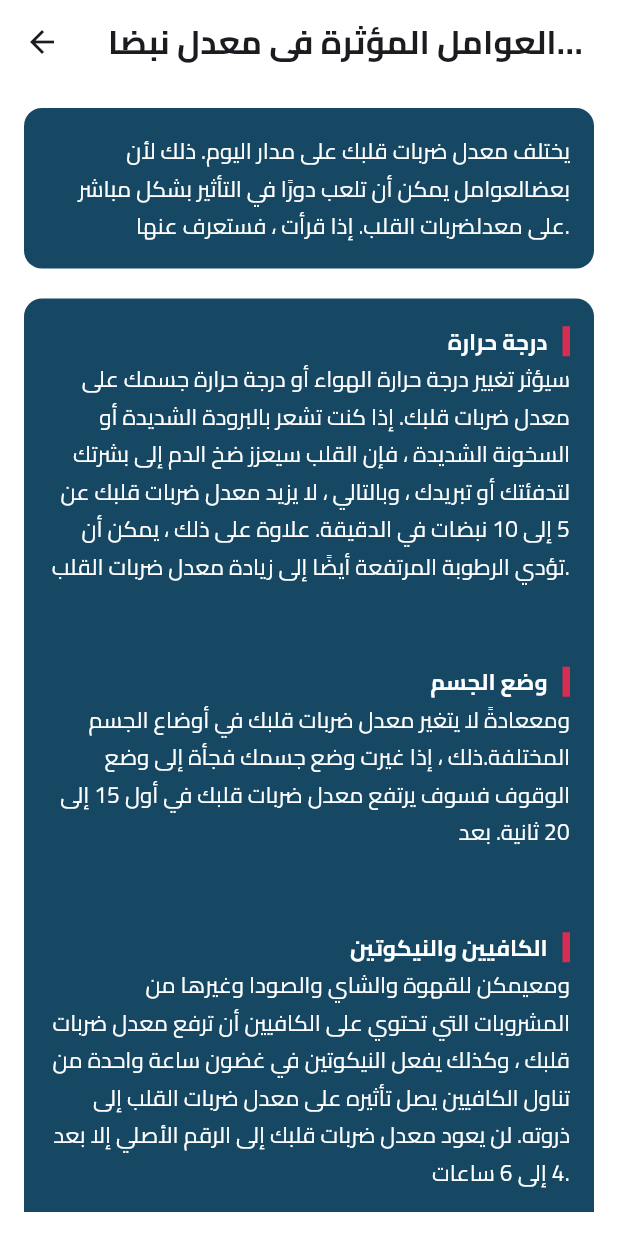
After one commit to AhmedMagdy-10/project_app, a Flutter app: the screen it shows after launch, after a tap on "العوامل المؤثرة في معدل نبضات القلب", on a phone screen of 412 x 824 dp. The commit adds this screen. Run offline on Flutter 3.47's test engine with Material 3 defaults, Android fonts, the phone set to English and light mode, and no system bars; our stand-ins replace cached_network_image, cloud_firestore, dio, firebase_auth, firebase_core, firebase_messaging and 7 more; missing offline and left inert: firebase_app_check; accounts and stored records are empty; statements that could not run were skipped.

Commit message:
finsh scond one

```diff
--- /dev/null
+++ b/lib/design/view/inforamtion_page/second_card.dart
@@ -0,0 +1,84 @@
+import 'package:flutter/material.dart';
+import 'package:project_app/constants/constant.dart';
+import 'package:project_app/design/view/inforamtion_page/widgett/other_pharse.dart';
+import 'package:project_app/design/view/inforamtion_page/widgett/pharse_one.dart';
+
+class ElementAffect extends StatelessWidget {
+  const ElementAffect({super.key});
+
+  @override
+  Widget build(BuildContext context) {
+    return Scaffold(
+      appBar: AppBar(
+        scrolledUnderElevation: 0,
+        title: const Text(
+          'العوامل المؤثرة في معدل نبضات القلب',
+          style: TextStyle(
+            fontWeight: FontWeight.w700,
+          ),
+        ),
+      ),
+      body: Padding(
+        padding: const EdgeInsets.all(16),
+        child: SingleChildScrollView(
+          child: Column(
+            children: [
+              const PharseOne(
+                pharseOneTitle:
+                    'يختلف معدل ضربات قلبك على مدار اليوم. ذلك لأن بعض'
+                    'العوامل يمكن أن تلعب دورًا في التأثير بشكل مباشر على معدل'
+                    'ضربات القلب. إذا قرأت ، فستعرف عنها.',
+              ),
+              const SizedBox(
+                height: 20,
+              ),
+              Container(
+                decoration: BoxDecoration(
+                  borderRadius: BorderRadius.circular(12),
+                  color: kprimaryColor,
+                ),
+                child: const Column(
+                  children: [
+                    OtherPharse(
+                      titleOfPharse: 'درجة حرارة',
+                      bodyOfPharse:
+                          'سيؤثر تغيير درجة حرارة الهواء أو درجة حرارة جسمك على معدل ضربات قلبك. '
+                          'إذا كنت تشعر بالبرودة الشديدة أو السخونة الشديدة ، فإن القلب سيعزز ضخ الدم إلى بشرتك لتدفئتك أو تبريدك ، '
+                          'وبالتالي ، لا يزيد معدل ضربات قلبك عن 5 إلى 10 نبضات في الدقيقة. '
+                          'علاوة على ذلك ، يمكن أن تؤدي الرطوبة المرتفعة أيضًا إلى زيادة معدل ضربات القلب.',
+                    ),
+                    SizedBox(
+                      height: 20,
+                    ),
+                    OtherPharse(
+                        titleOfPharse: 'وضع الجسم',
+                        bodyOfPharse: 'ومع'
+                            'عادةً لا يتغير معدل ضربات قلبك في أوضاع الجسم المختلفة.'
+                            'ذلك ، إذا غيرت وضع جسمك فجأة إلى وضع الوقوف '
+                            'فسوف يرتفع معدل ضربات قلبك في أول 15 إلى 20 ثانية. بعد'),
+                    SizedBox(
+                      height: 20,
+                    ),
+                    OtherPharse(
+                        titleOfPharse: 'الكافيين والنيكوتين',
+                        bodyOfPharse: 'ومع'
+                            'يمكن للقهوة والشاي والصودا وغيرها من المشروبات التي تحتوي على الكافيين أن ترفع معدل ضربات قلبك ، وكذلك يفعل النيكوتين في غضون ساعة واحدة من تناول الكافيين يصل تأثيره على معدل ضربات القلب إلى ذروته. لن يعود معدل ضربات قلبك إلى الرقم الأصلي إلا بعد 4 إلى 6 ساعات.'),
+                    SizedBox(
+                      height: 20,
+                    ),
+                    OtherPharse(
+                        titleOfPharse: 'عمر :',
+                        bodyOfPharse:
+                            'عندما تكبر ، لن يتغير معدل ضربات القلب RHR معدل ضربات القلب أثناء (الراحة بشكل ملحوظ بينما يصبح معدل ضربات القلب أثناء التدريب (THR) أبطأ. '
+                            'جنس تذكير أو تأنيث: '
+                            'متوسط معدل ضربات القلب عند النساء أعلى من معدل ضربات القلب عند الرجال. ومع ذلك، تميل النساء إلى أن يكون لديهن خطر أقل من الرجال للإصابة بأمراض القلب.'),
+                  ],
+                ),
+              )
+            ],
+          ),
+        ),
+      ),
+    );
+  }
+}
--- /dev/null
+++ b/lib/design/view/inforamtion_page/widgett/other_pharse.dart
@@ -0,0 +1,54 @@
+import 'package:flutter/material.dart';
+import 'package:project_app/constants/constant.dart';
+
+class OtherPharse extends StatelessWidget {
+  const OtherPharse({
+    super.key,
+    required this.titleOfPharse,
+    required this.bodyOfPharse,
+  });
+
+  final String bodyOfPharse;
+  final String titleOfPharse;
+
+  @override
+  Widget build(BuildContext context) {
+    return Padding(
+      padding: const EdgeInsets.all(16),
+      child: Column(
+        children: [
+          Row(
+            mainAxisAlignment: MainAxisAlignment.end,
+            children: [
+              Text(
+                titleOfPharse,
+                textAlign: TextAlign.right,
+                style: const TextStyle(
+                  fontSize: 15,
+                  height: 1.7,
+                  color: Colors.white,
+                  fontWeight: FontWeight.bold,
+                ),
+              ),
+              const SizedBox(width: 10),
+              Container(
+                width: 5,
+                height: 20,
+                color: secondColor,
+              ),
+            ],
+          ),
+          Text(
+            bodyOfPharse,
+            textAlign: TextAlign.right,
+            style: const TextStyle(
+              fontSize: 15,
+              height: 1.7,
+              color: Colors.white,
+            ),
+          ),
+        ],
+      ),
+    );
+  }
+}
--- a/lib/design/view/widgets/card_list_data.dart
+++ b/lib/design/view/widgets/card_list_data.dart
@@ -1,4 +1,5 @@
 import 'package:flutter/material.dart';
+import 'package:project_app/design/view/inforamtion_page/second_card.dart';
 import 'package:project_app/design/view/inforamtion_page/what_heart_rate.dart';
 import 'package:project_app/design/view/widgets/custom_card.dart';
 import 'package:project_app/logic/data/models/info_data.dart';
@@ -22,16 +23,22 @@ class CardListData extends StatelessWidget {
         color: Colors.cyan,
       ),
       InformatoinContainerModel(
-        onTap: () {},
-        text: 'ما هو معدل نبضات القلب',
-        image: 'assets/images/blood-pressure.png',
+        onTap: () {
+          Navigator.push(
+              context,
+              MaterialPageRoute(
+                builder: (context) => const ElementAffect(),
+              ));
+        },
+        text: 'العوامل المؤثرة في معدل نبضات القلب',
+        image: 'assets/images/syringe.png',
         color: Color.fromRGBO(221, 75, 65, 1),
       ),
       InformatoinContainerModel(
         onTap: () {},
-        text: 'ما هو معدل نبضات القلب',
-        image: 'assets/images/blood-pressure.png',
-        color: Colors.purple,
+        text: 'سوء فهم ضغط الدم',
+        image: 'assets/images/examination.png',
+        color: Color.fromARGB(255, 194, 99, 211),
       ),
     ];
 
```
Also changed, not shown: lib/design/view/inforamtion_page/other_pharse.dart (deleted, +0 -58 lines), lib/design/view/inforamtion_page/what_heart_rate.dart (+20 -9 lines), assets/images/examination.png (added), assets/images/syringe.png (added).
